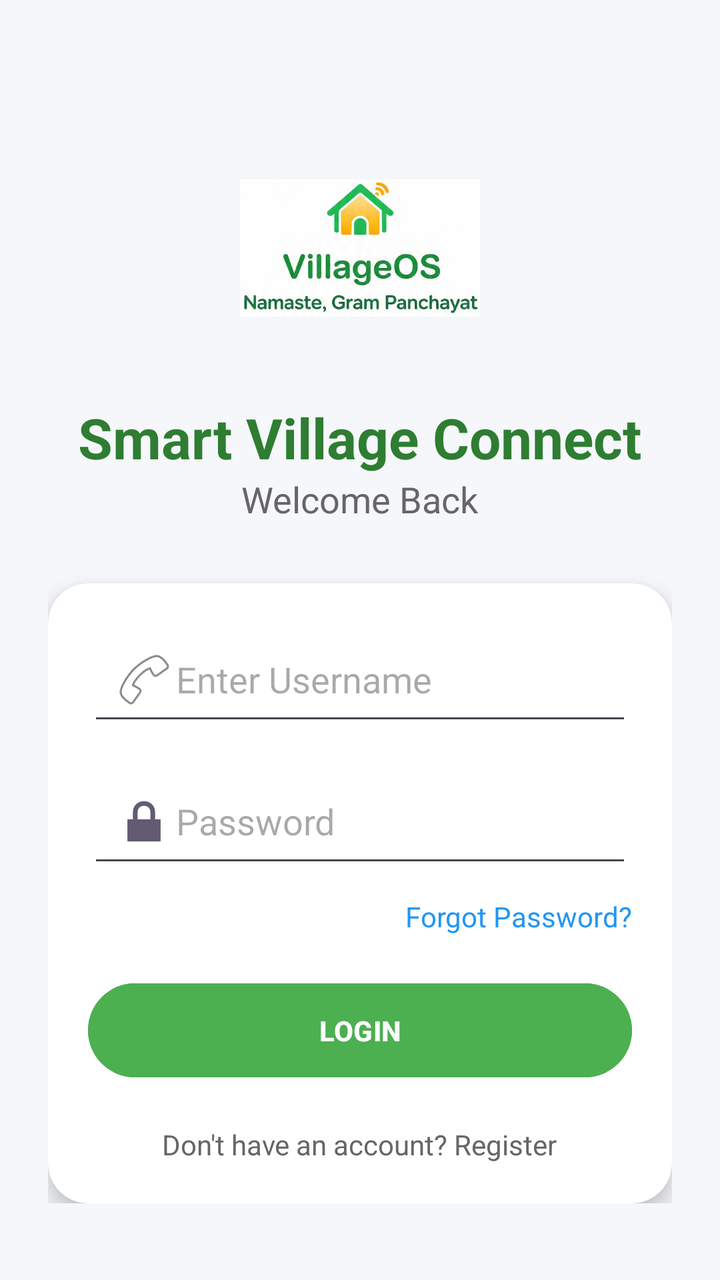
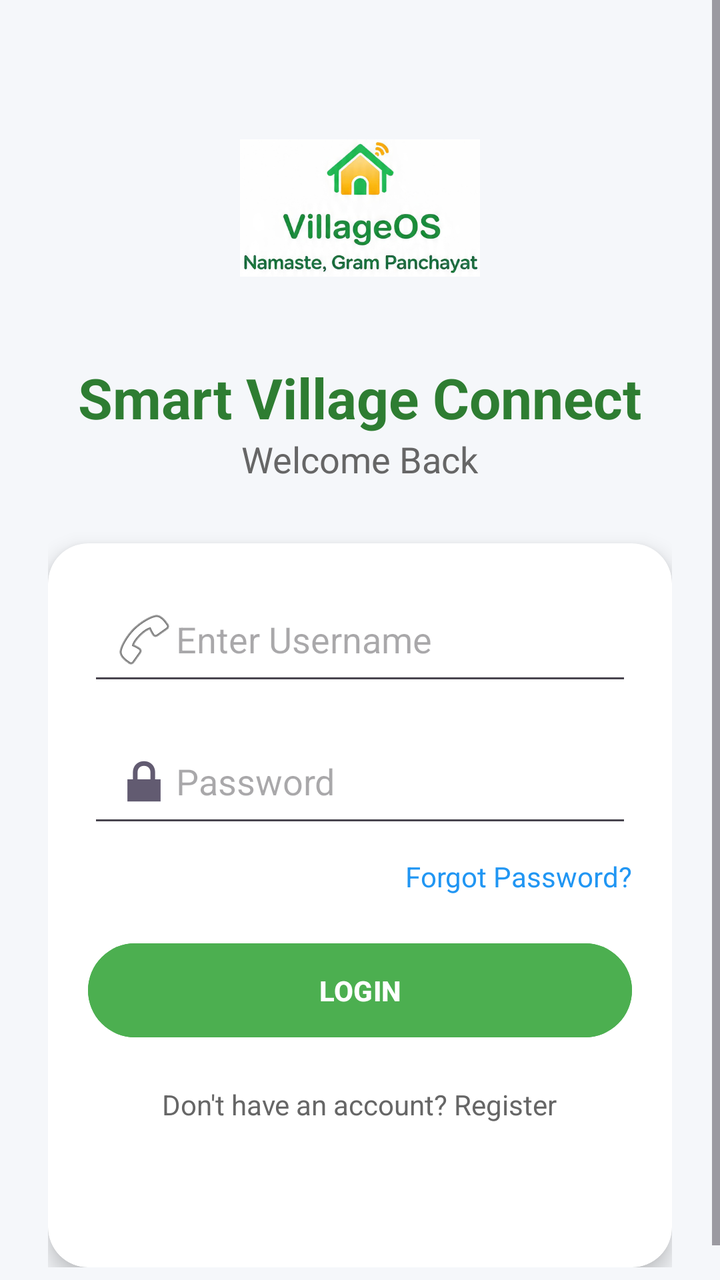

Compare the two renders of this Android layout. The source of the first and the diff that turns it into the second are given below.
<!-- AndroidManifest.xml: application theme Theme.VillageOS -->
<!-- res/layout/activity_loginpage.xml -->
<?xml version="1.0" encoding="utf-8"?>
<ScrollView xmlns:android="http://schemas.android.com/apk/res/android"
    xmlns:app="http://schemas.android.com/apk/res-auto"
    android:layout_width="match_parent"
    android:layout_height="match_parent"
    android:background="#F5F7FA">

    <LinearLayout
        android:layout_width="match_parent"
        android:layout_height="wrap_content"
        android:orientation="vertical"
        android:padding="24dp"
        android:gravity="center_horizontal">

        <ImageView
            android:layout_width="120dp"
            android:layout_height="120dp"
            android:layout_marginTop="40dp"
            android:src="@drawable/v1" />

        <TextView
            android:layout_width="wrap_content"
            android:layout_height="wrap_content"
            android:text="Smart Village Connect"
            android:textStyle="bold"
            android:textSize="28sp"
            android:textColor="#2E7D32"
            android:layout_marginTop="16dp" />

        <TextView
            android:layout_width="wrap_content"
            android:layout_height="wrap_content"
            android:text="Welcome Back"
            android:textSize="18sp"
            android:textColor="#666666"
            android:layout_marginBottom="30dp" />

        <androidx.cardview.widget.CardView
            android:layout_width="match_parent"
            android:layout_height="wrap_content"
            app:cardCornerRadius="20dp"
            app:cardElevation="6dp">

            <LinearLayout
                android:layout_width="match_parent"
                android:layout_height="wrap_content"
                android:orientation="vertical"
                android:padding="20dp">

                <EditText
                    android:id="@+id/e1"
                    android:layout_width="match_parent"
                    android:layout_height="wrap_content"
                    android:hint="Enter Username"
                    android:drawableStart="@android:drawable/ic_menu_call"
                    android:padding="12dp"
                    android:inputType="text" />

                <EditText
                    android:id="@+id/e2"
                    android:layout_width="match_parent"
                    android:layout_height="wrap_content"
                    android:layout_marginTop="15dp"
                    android:hint="Password"
                    android:drawableStart="@android:drawable/ic_lock_lock"
                    android:padding="12dp"
                    android:inputType="textPassword" />

                <TextView
                    android:layout_width="wrap_content"
                    android:layout_height="wrap_content"
                    android:layout_gravity="end"
                    android:layout_marginTop="10dp"
                    android:text="Forgot Password?"
                    android:textColor="#2196F3" />

                <Button
                    android:id="@+id/b1"
                    android:layout_width="match_parent"
                    android:layout_height="55dp"
                    android:text="LOGIN"
                    android:textStyle="bold"
                    android:backgroundTint="#4CAF50"
                    android:layout_marginTop="20dp" />

                <TextView
                    android:layout_width="wrap_content"
                    android:layout_height="wrap_content"
                    android:text="Don't have an account? Register"
                    android:textColor="#666666"
                    android:id="@+id/no1"
                    android:layout_gravity="center"
                    android:layout_marginTop="20dp" />

            </LinearLayout>

        </androidx.cardview.widget.CardView>

    </LinearLayout>

</ScrollView>
<!-- resources referenced by this layout -->
<resources>
  <!-- drawable v1: png bitmap (drawable, 129177 bytes) -->
  <style name="Theme.VillageOS" parent="Base.Theme.VillageOS" />
  <style name="Base.Theme.VillageOS" parent="Theme.Material3.DayNight.NoActionBar">
          
          
      </style>
</resources>

<!-- the commit's change to res/layout/activity_loginpage.xml (unified diff, before → after) -->
@@ -15,7 +15,7 @@
         <ImageView
             android:layout_width="120dp"
             android:layout_height="120dp"
-            android:layout_marginTop="40dp"
+            android:layout_marginTop="20dp"
             android:src="@drawable/v1" />
 
         <TextView
@@ -35,36 +35,38 @@
             android:textColor="#666666"
             android:layout_marginBottom="30dp" />
 
+
+
+
         <androidx.cardview.widget.CardView
             android:layout_width="match_parent"
-            android:layout_height="wrap_content"
+            android:layout_height="362dp"
             app:cardCornerRadius="20dp"
             app:cardElevation="6dp">
-
             <LinearLayout
                 android:layout_width="match_parent"
-                android:layout_height="wrap_content"
+                android:layout_height="351dp"
                 android:orientation="vertical"
                 android:padding="20dp">
 
-                <EditText
+            <EditText
                     android:id="@+id/e1"
                     android:layout_width="match_parent"
                     android:layout_height="wrap_content"
+                    android:drawableStart="@android:drawable/ic_menu_call"
                     android:hint="Enter Username"
-                    android:drawableStart="@android:drawable/ic_menu_call"
-                    android:padding="12dp"
-                    android:inputType="text" />
+                    android:inputType="text"
+                    android:padding="12dp" />
 
                 <EditText
                     android:id="@+id/e2"
                     android:layout_width="match_parent"
                     android:layout_height="wrap_content"
                     android:layout_marginTop="15dp"
+                    android:drawableStart="@android:drawable/ic_lock_lock"
                     android:hint="Password"
-                    android:drawableStart="@android:drawable/ic_lock_lock"
-                    android:padding="12dp"
-                    android:inputType="textPassword" />
+                    android:inputType="textPassword"
+                    android:padding="12dp" />
 
                 <TextView
                     android:layout_width="wrap_content"
@@ -78,19 +80,19 @@
                     android:id="@+id/b1"
                     android:layout_width="match_parent"
                     android:layout_height="55dp"
+                    android:layout_marginTop="20dp"
+                    android:backgroundTint="#4CAF50"
                     android:text="LOGIN"
-                    android:textStyle="bold"
-                    android:backgroundTint="#4CAF50"
-                    android:layout_marginTop="20dp" />
+                    android:textStyle="bold" />
 
                 <TextView
+                    android:id="@+id/no1"
                     android:layout_width="wrap_content"
                     android:layout_height="wrap_content"
+                    android:layout_gravity="center"
+                    android:layout_marginTop="20dp"
                     android:text="Don't have an account? Register"
-                    android:textColor="#666666"
-                    android:id="@+id/no1"
-                    android:layout_gravity="center"
-                    android:layout_marginTop="20dp" />
+                    android:textColor="#666666" />
 
             </LinearLayout>
 
